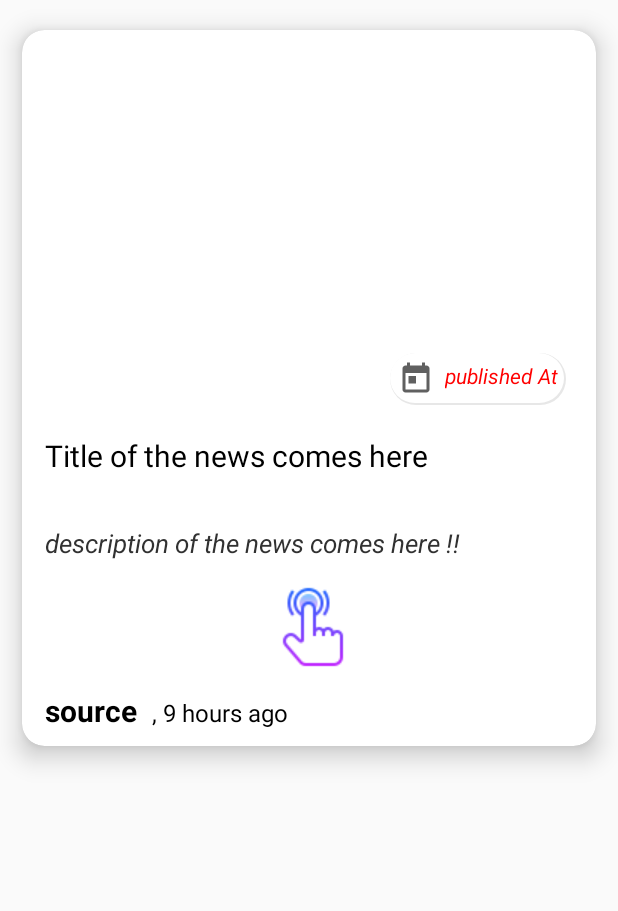
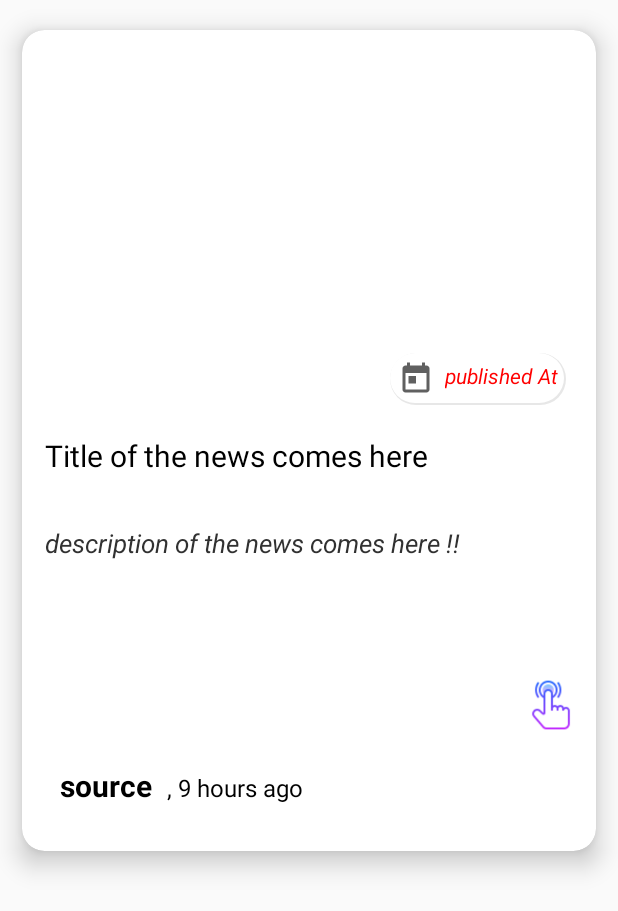
Before and after one commit to subhav13/The-News-App, an Android app: the layout news_headlines_row.xml on its own in the app's theme, with its tools: preview values and no code run, on a phone screen of 412 x 824 dp. Shown: the top 911 px of the screen. Run offline under Robolectric (Android 15) with nearby library versions, the phone set to English and light mode, and no system bars; network calls fail; Roboto replaces fonts that are not available here.

Commit message:
Minor Drawable Change

```diff
--- a/app/src/main/res/layout/news_headlines_row.xml
+++ b/app/src/main/res/layout/news_headlines_row.xml
@@ -70,12 +70,18 @@
             android:layout_marginStart="5dp"
             android:id="@+id/description"
             android:textStyle="italic"
-            android:textColor="#313131"
-            app:drawableBottomCompat="@drawable/click" />
+            android:textColor="#313131" />
+        <ImageView
+            android:layout_width="40dp"
+            android:layout_height="40dp"
+            android:src="@drawable/click"
+            android:layout_gravity="end"/>
 
         <LinearLayout
             android:layout_width="match_parent"
             android:layout_height="wrap_content"
+            android:padding="10dp"
+            android:layout_marginBottom="10dp"
             android:orientation="horizontal">
         <TextView
             android:layout_width="wrap_content"
```
